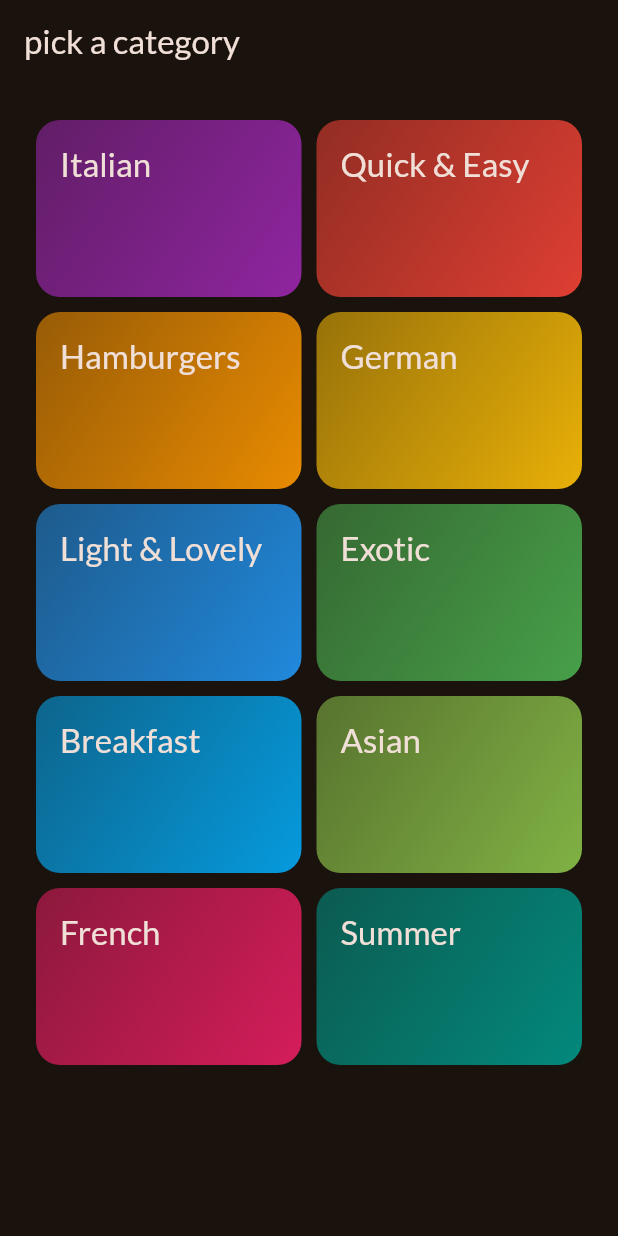
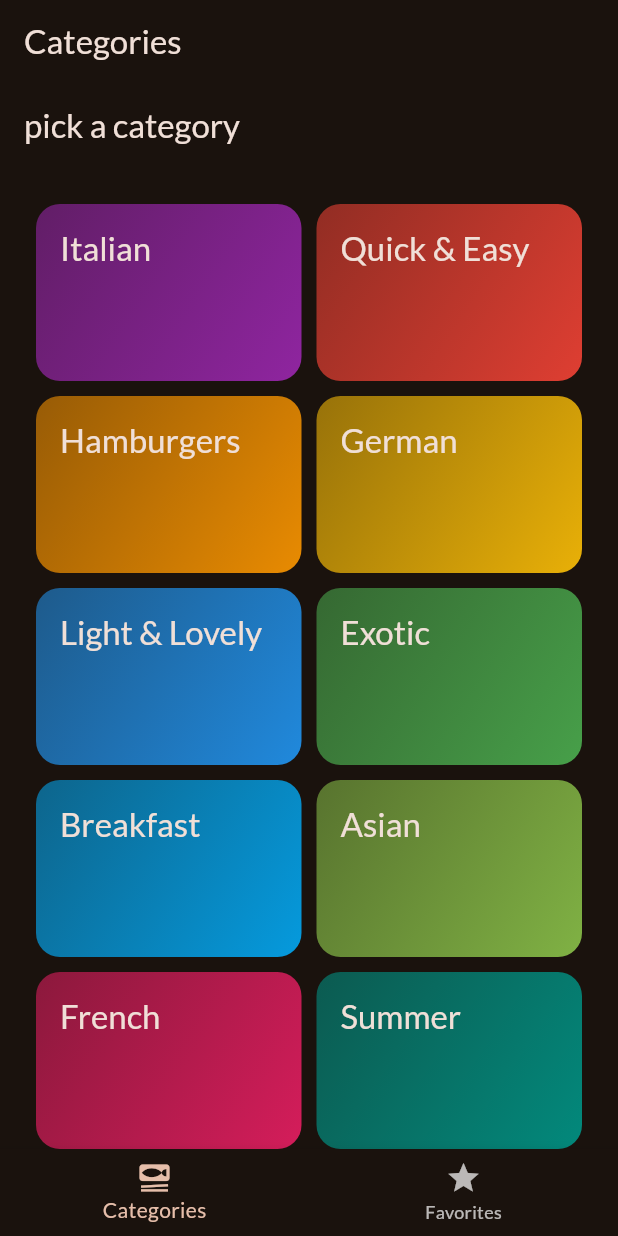
Before and after one commit to Rishi-Mishra0704/shopoholic, a Flutter app: the screen it shows after launch, on a phone screen of 412 x 824 dp. Run offline on Flutter 3.47's test engine with Material 3 defaults, Android fonts, the phone set to English and light mode, and no system bars; our stand-ins replace google_fonts, transparent_image.

Commit message:
add tabs

```diff
--- a/lib/main.dart
+++ b/lib/main.dart
@@ -1,7 +1,7 @@
 import 'package:flutter/material.dart';
 import 'package:google_fonts/google_fonts.dart';
 
-import 'package:shopoholic/screens/categories.dart';
+import 'package:shopoholic/screens/tabs.dart';
 
 final theme = ThemeData(
   useMaterial3: true,
@@ -23,7 +23,7 @@
   Widget build(BuildContext context) {
     return MaterialApp(
       theme: theme,
-      home: const CategoriesScreen()
+      home: const TabsScreen(),
     );
   }
 }
--- /dev/null
+++ b/lib/screens/tabs.dart
@@ -0,0 +1,55 @@
+import 'package:flutter/material.dart';
+
+import 'package:shopoholic/screens/categories.dart';
+import 'package:shopoholic/screens/meals.dart';
+
+class TabsScreen extends StatefulWidget {
+  const TabsScreen({super.key});
+
+  @override
+  State<TabsScreen> createState() {
+    return _TabsScreenState();
+  }
+}
+
+class _TabsScreenState extends State<TabsScreen> {
+  int _selectedPageIndex = 0;
+
+  void _selectPage(int index) {
+    setState(() {
+      _selectedPageIndex = index;
+    });
+  }
+
+  @override
+  Widget build(BuildContext context) {
+    Widget activePage = const CategoriesScreen();
+    var activePageTitle = 'Categories';
+
+    if (_selectedPageIndex == 1) {
+      activePage = const MealsScreen(meals: []);
+      activePageTitle = 'Your Favorites';
+    }
+
+    return Scaffold(
+      appBar: AppBar(
+        title: Text(activePageTitle),
+      ),
+      body: activePage,
+      bottomNavigationBar: BottomNavigationBar(
+        onTap: _selectPage,
+        currentIndex: _selectedPageIndex,
+        items: const [
+          BottomNavigationBarItem(
+            icon: Icon(Icons.set_meal),
+            label: 'Categories',
+          ),
+          BottomNavigationBarItem(
+            icon: Icon(Icons.star),
+            label: 'Favorites',
+          ),
+        ],
+      ),
+    );
+  }
+}
```
Also changed, not shown: lib/screens/meals.dart (+23 -14 lines).
